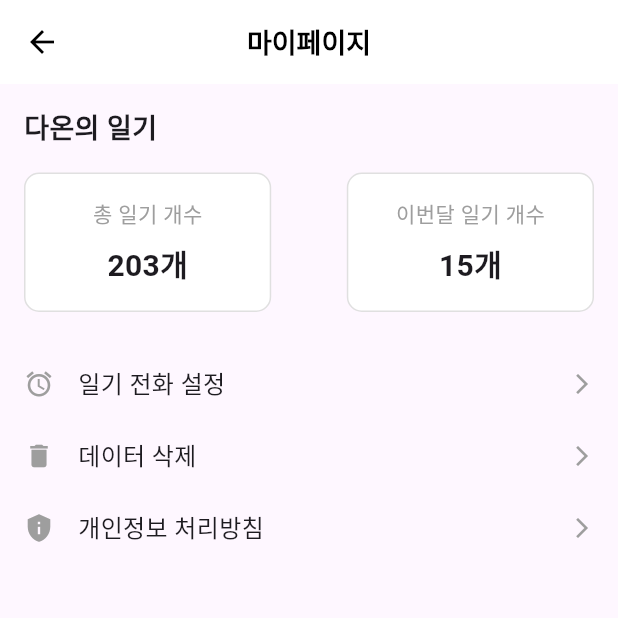
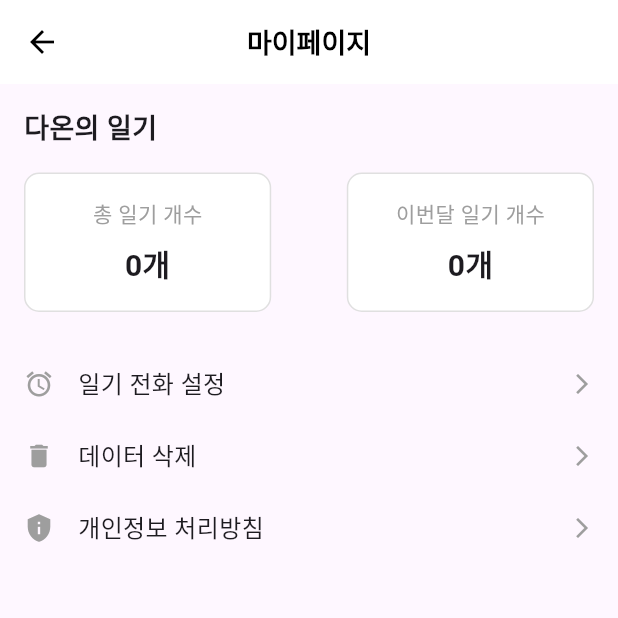
Before and after one commit to Mallang-Diary/MallangDiary-FrontEnd, a Flutter app: the MyPage screen opened by its route, on a phone screen of 412 x 824 dp, the top half of it. Run offline on Flutter 3.47's test engine with Material 3 defaults, Android fonts, the phone set to English and light mode, and no system bars; our stand-ins replace audioplayers, percent_indicator, permission_handler, smooth_page_indicator, sqflite and 1 more; missing offline and left inert: dart:ffi, flutter_sound; accounts and stored records are empty.

Commit message:
[my] 마이페이지 데이터 조회 연동

```diff
--- a/lib/page/main_page/mypage_ml04.dart
+++ b/lib/page/main_page/mypage_ml04.dart
@@ -1,8 +1,30 @@
 import 'package:flutter/material.dart';
+import 'package:mallang_project_v1/database/db/user_diary_service.dart';
+import 'package:mallang_project_v1/database/db/user_service.dart';
 
 class MyPage extends StatelessWidget {
+  final UserService _userService = UserService();
+  final UserDiaryService _userDiaryService = UserDiaryService();
+
   @override
   Widget build(BuildContext context) {
+    return FutureBuilder(
+        future: Future.wait([
+          _userService.getUser(),
+          _userDiaryService.countAll(),
+          _userDiaryService.countThisMonth()
+        ]),
+        builder: (context, snapshot) {
+          if (snapshot.connectionState == ConnectionState.waiting) {
+            return Center(child: CircularProgressIndicator());
+          } else if (snapshot.hasError) {
+            return Center(child: Text('Error: ${snapshot.error}'));
+          }
+
+          final user = snapshot.data![0];
+          final diaryCount = snapshot.data![1];
+          final diaryThisMonthCount = snapshot.data![2];
+
           return Scaffold(
             appBar: AppBar(
               backgroundColor: Colors.white, // AppBar 배경색
@@ -39,11 +61,11 @@ class MyPage extends StatelessWidget {
                     children: [
                       _StatBox(
                         label: "총 일기 개수",
-                  value: "203개",
+                        value: "$diaryCount개",
                       ),
                       _StatBox(
                         label: "이번달 일기 개수",
-                  value: "15개",
+                        value: "$diaryThisMonthCount개",
                       ),
                     ],
                   ),
@@ -83,6 +105,7 @@ class MyPage extends StatelessWidget {
               ),
             ),
           );
+        });
   }
 }
 
@@ -130,7 +153,8 @@ class _MenuItem extends StatelessWidget {
   final String title;
   final VoidCallback onTap;
 
-  const _MenuItem({required this.icon, required this.title, required this.onTap});
+  const _MenuItem(
+      {required this.icon, required this.title, required this.onTap});
 
   @override
   Widget build(BuildContext context) {
```
Also changed, not shown: lib/database/db/user_diary_service.dart (+16 -0 lines), lib/database/db/user_service.dart (+12 -1 lines), lib/page/diary_board/board2.dart (+6 -1 lines). Lines whose indentation alone changed are shown as unchanged.
